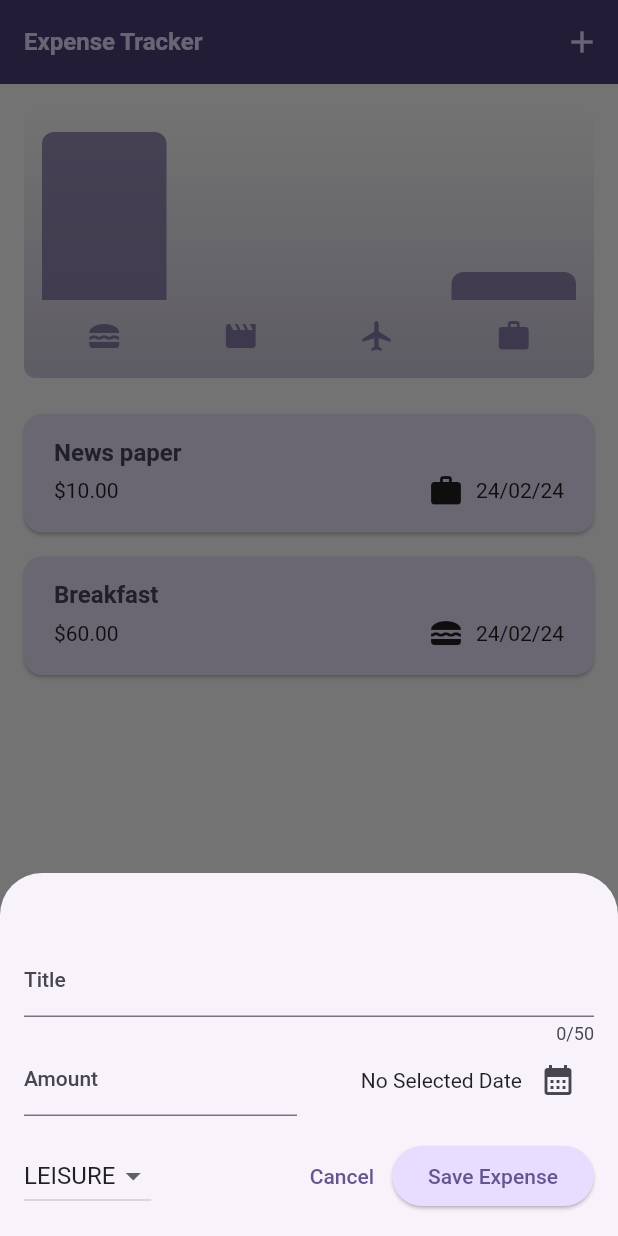
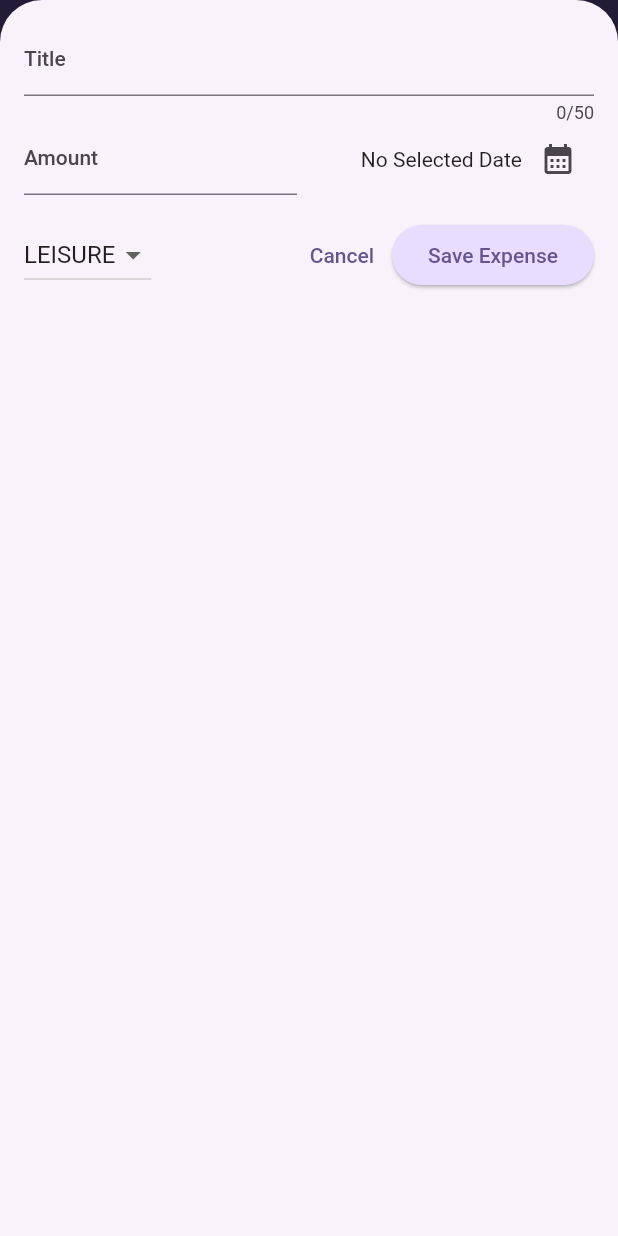
Before and after one commit to demonking15543/expense_tracker, a Flutter app: the screen it shows after launch, after a tap on the "add" icon, on a phone screen of 412 x 824 dp. Run offline on Flutter 3.47's test engine with Material 2 defaults, Android fonts, the phone set to English and light mode, and no system bars.

```diff
--- a/lib/widgets/expenses.dart
+++ b/lib/widgets/expenses.dart
@@ -33,6 +33,7 @@ class _ExpensesState extends State<Expenses>{
 
  void _openAddExpenseOverlay(){
   showModalBottomSheet(
+    useSafeArea: true,
     isScrollControlled: true,
     context: context,
      builder: (ctx)=>  NewExpense(onAddExpense:_addExpense));
--- a/lib/widgets/new_expense.dart
+++ b/lib/widgets/new_expense.dart
@@ -83,9 +83,11 @@ Navigator.pop(context);
   @override
   Widget build(BuildContext context) {
     final keywordSpace=MediaQuery.of(context).viewInsets.bottom;
-    return  SingleChildScrollView(
+    return  SizedBox(
+      height: double.infinity,
+      child: SingleChildScrollView(
         child: Padding(
-        padding:  EdgeInsets.fromLTRB(16, 48, 16, keywordSpace + 16),
+          padding:  EdgeInsets.fromLTRB(16, 16, 16, keywordSpace + 16),
         child:  Column(
           children:  [
             TextField(
@@ -149,6 +151,7 @@ Navigator.pop(context);
             ],)
           ],
         ),),
+      ),
     );
   }
 }
```
Lines whose indentation alone changed are shown as unchanged.
